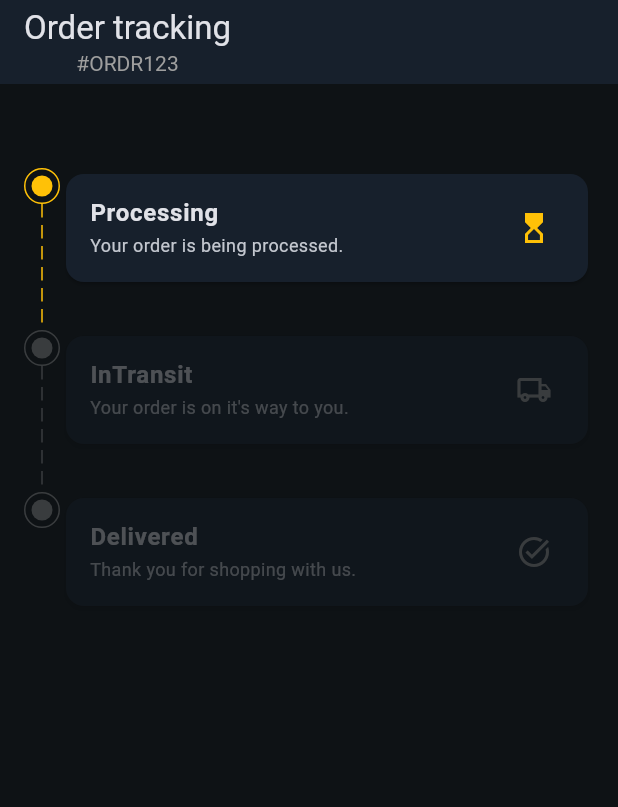
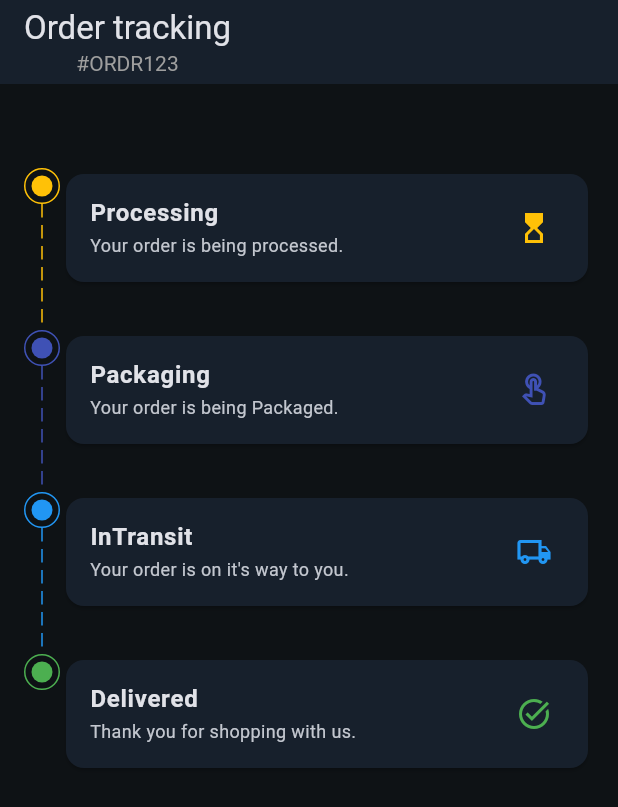
Before and after one commit to hmtriit/flutter_enum, a Flutter app: the screen it shows after launch, on a phone screen of 412 x 824 dp. Shown: the top 807 px of the screen. Run offline on Flutter 3.47's test engine with Material 3 defaults, Android fonts, the phone set to English and light mode, and no system bars.

Commit message:
Final Enum Starter basic work with my class Order

```diff
--- a/lib/enums/enums.dart
+++ b/lib/enums/enums.dart
@@ -1,3 +1,4 @@
+import 'package:collection/collection.dart';
 import 'package:flutter/material.dart';
 import 'package:flutter_enum/order_status_item_view.dart';
 
@@ -14,7 +15,7 @@ class _EnumsState extends State<Enums> {
   @override
   Widget build(BuildContext context) {
     final themeColors = Theme.of(context).colorScheme;
-    MyOrder order = MyOrder.orther;
+    MyOrder order = MyOrder.orther.copyWith(status: OrderStatusEnum.delivered);
     return Scaffold(
       backgroundColor: themeColors.background,
       appBar: AppBar(
@@ -40,30 +41,41 @@ class _EnumsState extends State<Enums> {
           bottom: 16,
         ),
         children: [
-          OrderStatusItemView(
-            color: OrderStatusEnum.processing.color,
-            title: OrderStatusEnum.processing.title,
-            subtitle: OrderStatusEnum.processing.description,
-            icon: OrderStatusEnum.processing.icon,
-            showLine: true,
-            isActive: order.status == OrderStatusEnum.processing,
-          ),
-          OrderStatusItemView(
-            color: OrderStatusEnum.inTransit.color,
-            title: OrderStatusEnum.inTransit.title,
-            subtitle: OrderStatusEnum.inTransit.description,
-            icon: OrderStatusEnum.inTransit.icon,
-            showLine: true,
-            isActive: order.status == OrderStatusEnum.inTransit,
-          ),
-          OrderStatusItemView(
-            color: OrderStatusEnum.delivered.color,
-            title: OrderStatusEnum.delivered.title,
-            subtitle: OrderStatusEnum.delivered.description,
-            icon: OrderStatusEnum.delivered.icon,
-            showLine: false,
-            isActive: order.status == OrderStatusEnum.delivered,
-          ),
+
+          ...OrderStatusEnum.values.
+          mapIndexed((i, e) => OrderStatusItemView(
+              color: e.color,
+              title: e.title,
+              subtitle: e.description,
+              icon: e.icon,
+              showLine: i < OrderStatusEnum.values.length - 1,
+              isActive: OrderStatusEnum.values.indexOf(order.status) >= i),
+              ).toList(),
+
+          // OrderStatusItemView(
+          //   color: OrderStatusEnum.processing.color,
+          //   title: OrderStatusEnum.processing.title,
+          //   subtitle: OrderStatusEnum.processing.description,
+          //   icon: OrderStatusEnum.processing.icon,
+          //   showLine: true,
+          //   isActive: order.status == OrderStatusEnum.processing,
+          // ),
+          // OrderStatusItemView(
+          //   color: OrderStatusEnum.inTransit.color,
+          //   title: OrderStatusEnum.inTransit.title,
+          //   subtitle: OrderStatusEnum.inTransit.description,
+          //   icon: OrderStatusEnum.inTransit.icon,
+          //   showLine: true,
+          //   isActive: order.status == OrderStatusEnum.inTransit,
+          // ),
+          // OrderStatusItemView(
+          //   color: OrderStatusEnum.delivered.color,
+          //   title: OrderStatusEnum.delivered.title,
+          //   subtitle: OrderStatusEnum.delivered.description,
+          //   icon: OrderStatusEnum.delivered.icon,
+          //   showLine: false,
+          //   isActive: order.status == OrderStatusEnum.delivered,
+          // ),
         ],
       ),
     );
@@ -95,6 +107,12 @@ enum OrderStatusEnum {
       title: 'Processing',
       description: 'Your order is being processed.',
       icon: Icons.hourglass_top_outlined
+  ),
+  packaging(
+      color: Colors.indigo,
+      title: 'Packaging',
+      description: 'Your order is being Packaged.',
+      icon: Icons.touch_app_outlined
   ),
   inTransit(
       color: Colors.blue,
```
